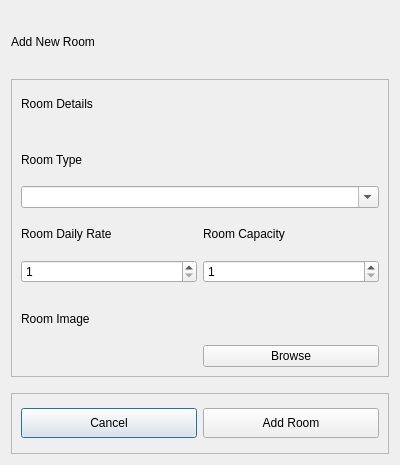
xbryan25/hotel-management-system, file ui_files/add_edit_room_dialog.ui: the form before one commit.
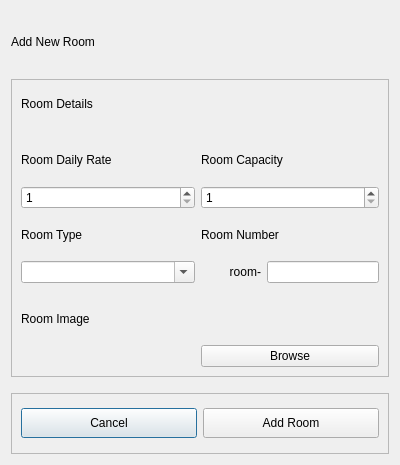
The form after the commit.

Commit message: feat(add_edit_room_dialog): add validators to room_number_lineedit and disable copying of images when not changed

The edit to the form file:
```diff
--- a/ui_files/add_edit_room_dialog.ui
+++ b/ui_files/add_edit_room_dialog.ui
@@ -99,7 +99,7 @@
      </layout>
     </widget>
    </item>
-   <item row="2" column="0">
+   <item row="1" column="0">
     <widget class="QFrame" name="contents_frame">
      <property name="frameShape">
       <enum>QFrame::StyledPanel</enum>
@@ -111,34 +111,63 @@
       <property name="verticalSpacing">
        <number>11</number>
       </property>
-      <item row="8" column="0" colspan="2">
-       <widget class="QLabel" name="room_image_label">
-        <property name="minimumSize">
-         <size>
-          <width>0</width>
-          <height>30</height>
-         </size>
-        </property>
-        <property name="text">
-         <string>Room Image</string>
+      <item row="3" column="0">
+       <widget class="QSpinBox" name="room_daily_rate_spinbox">
+        <property name="minimum">
+         <number>1</number>
         </property>
        </widget>
       </item>
-      <item row="9" column="1">
-       <widget class="QPushButton" name="browse_image_button">
-        <property name="cursor">
-         <cursorShape>PointingHandCursor</cursorShape>
+      <item row="5" column="0">
+       <widget class="QComboBox" name="room_type_value_combobox">
+        <property name="editable">
+         <bool>true</bool>
         </property>
-        <property name="text">
-         <string>Browse</string>
+        <property name="insertPolicy">
+         <enum>QComboBox::NoInsert</enum>
         </property>
        </widget>
       </item>
       <item row="4" column="0">
+       <widget class="QLabel" name="room_type_label">
+        <property name="minimumSize">
+         <size>
+          <width>0</width>
+          <height>30</height>
+         </size>
+        </property>
+        <property name="maximumSize">
+         <size>
+          <width>16777215</width>
+          <height>16777215</height>
+         </size>
+        </property>
+        <property name="text">
+         <string>Room Type</string>
+        </property>
+       </widget>
+      </item>
+      <item row="5" column="1">
+       <widget class="QLabel" name="room_leading_text_label">
+        <property name="minimumSize">
+         <size>
+          <width>60</width>
+          <height>0</height>
+         </size>
+        </property>
+        <property name="text">
+         <string>room-</string>
+        </property>
+        <property name="alignment">
+         <set>Qt::AlignRight|Qt::AlignTrailing|Qt::AlignVCenter</set>
+        </property>
+       </widget>
+      </item>
+      <item row="2" column="0">
        <widget class="QLabel" name="room_daily_rate_label">
         <property name="minimumSize">
          <size>
-          <width>0</width>
+          <width>178</width>
           <height>30</height>
          </size>
         </property>
@@ -147,21 +176,63 @@
         </property>
        </widget>
       </item>
-      <item row="5" column="0">
-       <widget class="QSpinBox" name="room_daily_rate_spinbox">
-        <property name="minimum">
-         <number>1</number>
-        </property>
-       </widget>
-      </item>
-      <item row="9" column="0">
+      <item row="11" column="0">
        <widget class="QLabel" name="chosen_image_label">
         <property name="text">
          <string/>
         </property>
        </widget>
       </item>
-      <item row="5" column="1">
+      <item row="9" column="0">
+       <spacer name="vs_2">
+        <property name="orientation">
+         <enum>Qt::Vertical</enum>
+        </property>
+        <property name="sizeType">
+         <enum>QSizePolicy::Fixed</enum>
+        </property>
+        <property name="sizeHint" stdset="0">
+         <size>
+          <width>20</width>
+          <height>10</height>
+         </size>
+        </property>
+       </spacer>
+      </item>
+      <item row="5" column="2">
+       <widget class="QLineEdit" name="room_number_lineedit"/>
+      </item>
+      <item row="4" column="1" colspan="2">
+       <widget class="QLabel" name="room_number_label">
+        <property name="text">
+         <string>Room Number</string>
+        </property>
+       </widget>
+      </item>
+      <item row="11" column="1" colspan="2">
+       <widget class="QPushButton" name="browse_image_button">
+        <property name="cursor">
+         <cursorShape>PointingHandCursor</cursorShape>
+        </property>
+        <property name="text">
+         <string>Browse</string>
+        </property>
+       </widget>
+      </item>
+      <item row="10" column="0" colspan="3">
+       <widget class="QLabel" name="room_image_label">
+        <property name="minimumSize">
+         <size>
+          <width>0</width>
+          <height>30</height>
+         </size>
+        </property>
+        <property name="text">
+         <string>Room Image</string>
+        </property>
+       </widget>
+      </item>
+      <item row="3" column="1" colspan="2">
        <widget class="QSpinBox" name="room_capacity_spinbox">
         <property name="minimum">
          <number>1</number>
@@ -171,11 +242,11 @@
         </property>
        </widget>
       </item>
-      <item row="4" column="1">
+      <item row="2" column="1" colspan="2">
        <widget class="QLabel" name="room_capacity_label">
         <property name="minimumSize">
          <size>
-          <width>0</width>
+          <width>178</width>
           <height>30</height>
          </size>
         </property>
@@ -184,42 +255,7 @@
         </property>
        </widget>
       </item>
-      <item row="1" column="0" colspan="2">
-       <spacer name="vs_1">
-        <property name="orientation">
-         <enum>Qt::Vertical</enum>
-        </property>
-        <property name="sizeType">
-         <enum>QSizePolicy::Fixed</enum>
-        </property>
-        <property name="sizeHint" stdset="0">
-         <size>
-          <width>20</width>
-          <height>15</height>
-         </size>
-        </property>
-       </spacer>
-      </item>
-      <item row="2" column="0" colspan="2">
-       <widget class="QLabel" name="room_type_label">
-        <property name="minimumSize">
-         <size>
-          <width>250</width>
-          <height>30</height>
-         </size>
-        </property>
-        <property name="maximumSize">
-         <size>
-          <width>16777215</width>
-          <height>16777215</height>
-         </size>
-        </property>
-        <property name="text">
-         <string>Room Type</string>
-        </property>
-       </widget>
-      </item>
-      <item row="0" column="0" colspan="2">
+      <item row="0" column="0">
        <widget class="QLabel" name="room_details_label">
         <property name="minimumSize">
          <size>
@@ -232,8 +268,8 @@
         </property>
        </widget>
       </item>
-      <item row="7" column="0">
-       <spacer name="vs_2">
+      <item row="1" column="0">
+       <spacer name="vs_1">
         <property name="orientation">
          <enum>Qt::Vertical</enum>
         </property>
@@ -243,21 +279,11 @@
         <property name="sizeHint" stdset="0">
          <size>
           <width>20</width>
-          <height>10</height>
+          <height>15</height>
          </size>
         </property>
        </spacer>
       </item>
-      <item row="3" column="0" colspan="2">
-       <widget class="QComboBox" name="room_type_value_combobox">
-        <property name="editable">
-         <bool>true</bool>
-        </property>
-        <property name="insertPolicy">
-         <enum>QComboBox::NoInsert</enum>
-        </property>
-       </widget>
-      </item>
      </layout>
     </widget>
    </item>
```
The commit also changes 4 other files.
